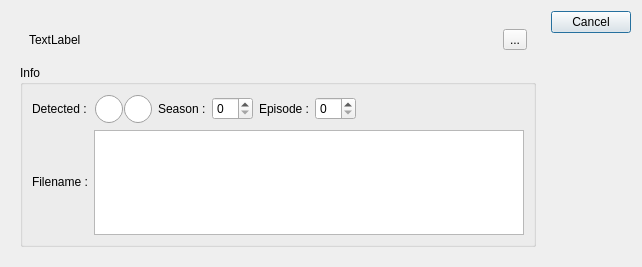
Before: the Qt Designer form src/searchscraperdialog.ui in app211/jaqet, drawn with Qt 5.
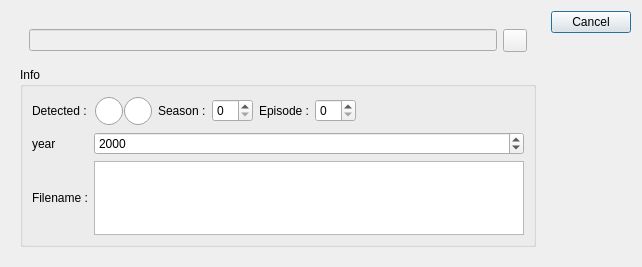
After: the same form once the commit is applied. Icons and pictures are not drawn.

The edit to the form file:
```diff
--- a/src/searchscraperdialog.ui
+++ b/src/searchscraperdialog.ui
@@ -25,33 +25,28 @@
           <verstretch>0</verstretch>
          </sizepolicy>
         </property>
-        <layout class="QGridLayout" name="gridLayout">
-         <item row="0" column="1">
-          <widget class="QToolButton" name="toolButton">
-           <property name="text">
-            <string>...</string>
-           </property>
-           <property name="toolButtonStyle">
-            <enum>Qt::ToolButtonFollowStyle</enum>
-           </property>
-          </widget>
-         </item>
-         <item row="0" column="0">
-          <widget class="QLabel" name="labelAllo">
-           <property name="sizePolicy">
-            <sizepolicy hsizetype="Ignored" vsizetype="Preferred">
-             <horstretch>0</horstretch>
-             <verstretch>0</verstretch>
-            </sizepolicy>
-           </property>
-           <property name="text">
-            <string>TextLabel</string>
-           </property>
-           <property name="scaledContents">
+        <layout class="QHBoxLayout" name="horizontalLayout_5">
+         <item>
+          <widget class="QLineEdit" name="lineEditTitle">
+           <property name="enabled">
             <bool>false</bool>
            </property>
           </widget>
          </item>
+         <item>
+          <widget class="QToolButton" name="toolButton">
+           <property name="text">
+            <string/>
+           </property>
+           <property name="icon">
+            <iconset resource="../resources/resources.qrc">
+             <normaloff>:/resources/Edit.png</normaloff>:/resources/Edit.png</iconset>
+           </property>
+           <property name="checkable">
+            <bool>true</bool>
+           </property>
+          </widget>
+         </item>
         </layout>
        </widget>
       </item>
@@ -63,7 +58,7 @@
         <layout class="QGridLayout" name="gridLayout">
          <item row="0" column="0">
           <layout class="QFormLayout" name="formLayout">
-           <item row="1" column="0">
+           <item row="3" column="0">
             <widget class="QLabel" name="testLabel">
              <property name="sizePolicy">
               <sizepolicy hsizetype="Expanding" vsizetype="Expanding">
@@ -76,7 +71,7 @@
              </property>
             </widget>
            </item>
-           <item row="1" column="1">
+           <item row="3" column="1">
             <widget class="QTextEdit" name="labelFilename">
              <property name="enabled">
               <bool>true</bool>
@@ -312,6 +307,20 @@
              </layout>
             </widget>
            </item>
+           <item row="1" column="1">
+            <widget class="QDateEdit" name="dateEdit">
+             <property name="displayFormat">
+              <string>yyyy</string>
+             </property>
+            </widget>
+           </item>
+           <item row="1" column="0">
+            <widget class="QLabel" name="label">
+             <property name="text">
+              <string>year</string>
+             </property>
+            </widget>
+           </item>
           </layout>
          </item>
         </layout>
```
Left out of the diff: 52 changed lines with no effect on the pictures.
